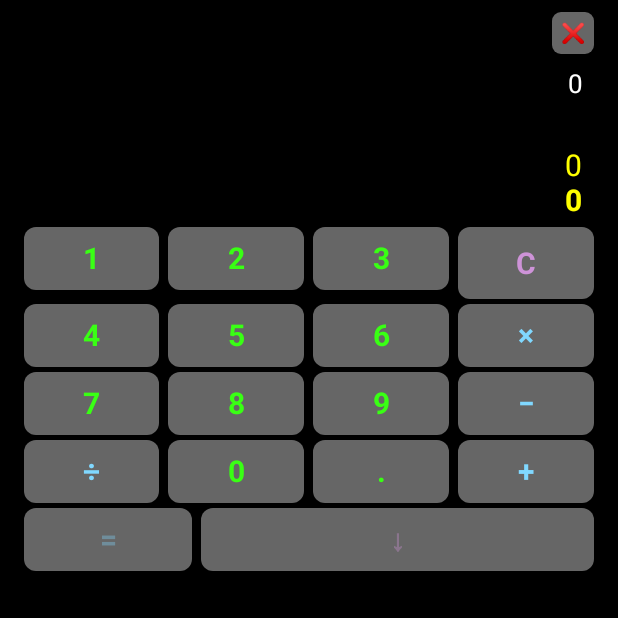
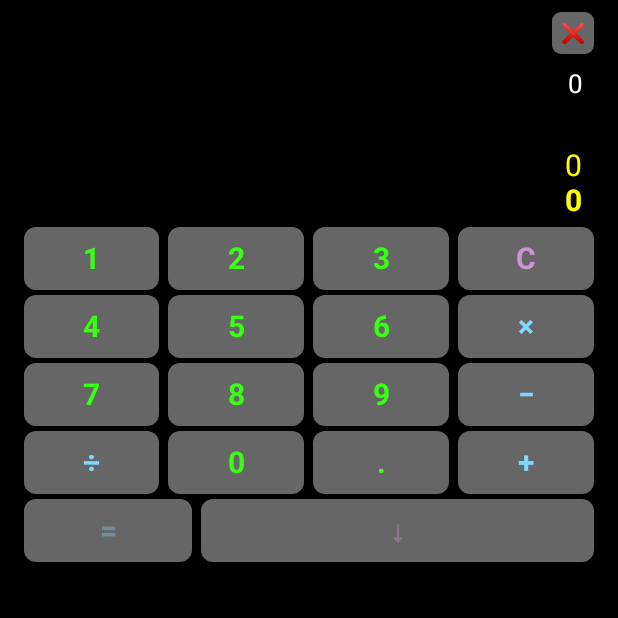
Before and after one commit to suarezlopezmaykel-wq/Calculadora-Acumulativa, an Android app built with Jetpack Compose: the screen it shows after launch (MainActivity), on a phone screen of 412 x 824 dp, the top half of it. Run offline under Robolectric (Android 15) with nearby library versions, the phone set to English and light mode, and no system bars.

Commit message:
Reduce altura de tecla borrar

```diff
--- a/app/src/main/java/com/calculadora/acumulativa/ui/components/CButton.kt
+++ b/app/src/main/java/com/calculadora/acumulativa/ui/components/CButton.kt
@@ -38,7 +38,7 @@ fun CButton(
 
     Box(
         modifier = modifier
-            .height(48.dp)
+            .height(42.dp)
             .clip(RoundedCornerShape(8.dp))
             .background(Color(0xFF666666))
             .pointerInput(Unit) {
```
